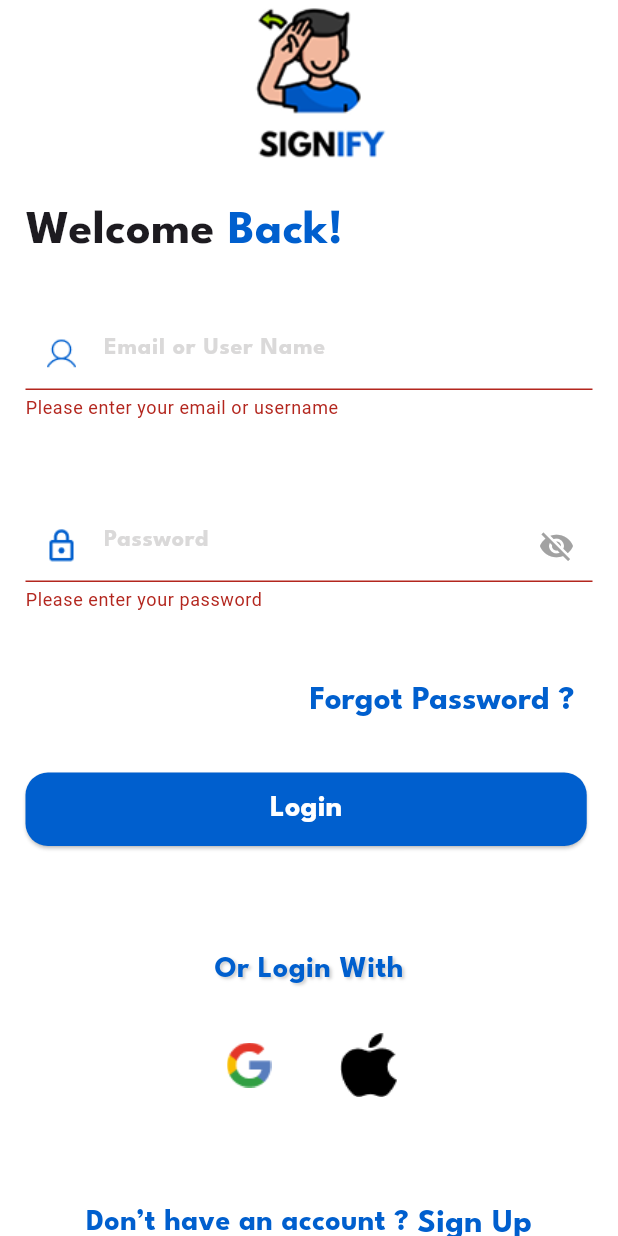
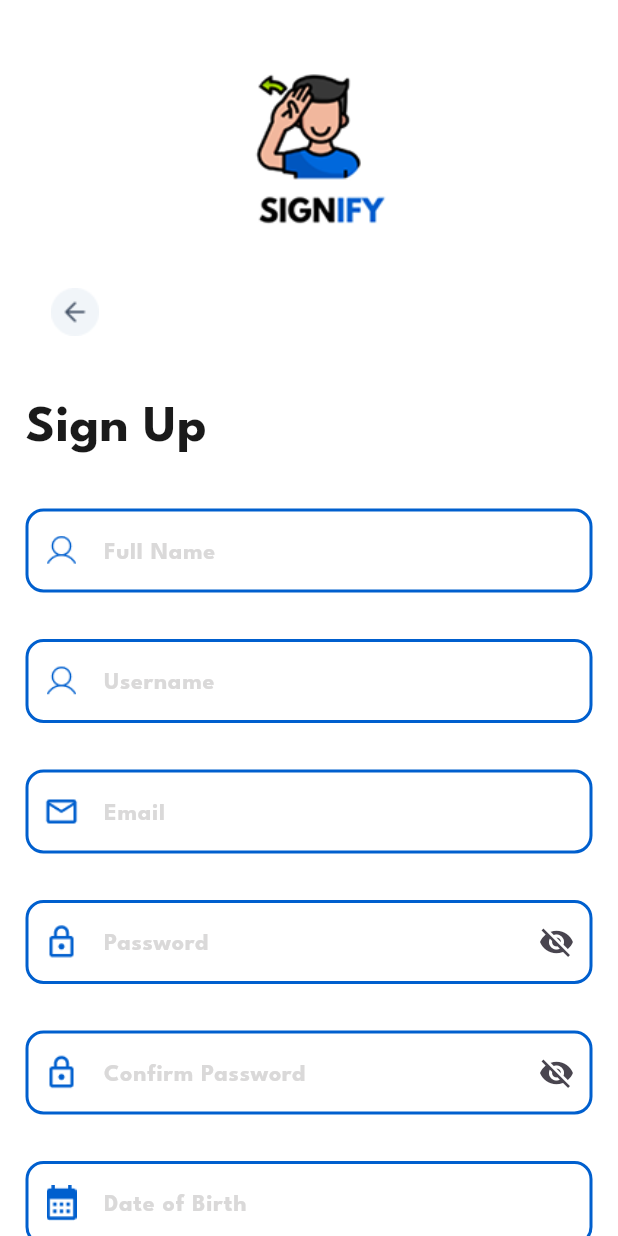
Before and after one commit to shahdkh2288/SignIfy-GraduationProject, a Flutter app: the LoginScreen screen opened by its route, scrolled down 44 dp, after a tap on "Login", after a tap on "Sign Up", on a phone screen of 412 x 824 dp. Run offline on Flutter 3.47's test engine with Material 3 defaults, Android fonts, the phone set to English and light mode, and no system bars.

Commit message:
finished sign up & login UI structure

```diff
--- a/frontend/signify_project/lib/authentication/forgotPassword.dart
+++ b/frontend/signify_project/lib/authentication/forgotPassword.dart
@@ -1,7 +1,7 @@
 import 'package:flutter/material.dart';
 
 class forgotPasswordScreen extends StatefulWidget {
-  const forgotPasswordScreen({Key? key}) : super(key: key);
+  const forgotPasswordScreen({super.key});
 
   @override
   State<forgotPasswordScreen> createState() => _forgotPasswordScreenState();
--- a/frontend/signify_project/lib/authentication/login.dart
+++ b/frontend/signify_project/lib/authentication/login.dart
@@ -12,6 +12,7 @@ class _LoginScreeState extends State<LoginScreen> {
   final TextEditingController _emailController = TextEditingController();
   final TextEditingController _passwordController = TextEditingController();
   bool _isPasswordVisible = false;
+  bool _isLoading = false;
 
   @override
   Widget build(BuildContext context) {
@@ -164,8 +165,17 @@ class _LoginScreeState extends State<LoginScreen> {
                     ),
                     SizedBox(height: 24),
                     ElevatedButton(
-                      onPressed: () {
+                      onPressed: _isLoading
+                          ? null
+                          : () async {
                               if (_formKey.currentState!.validate()) {
+                                setState(() {
+                                  _isLoading = true;
+                                });
+                                await Future.delayed(Duration(seconds: 2));
+                                setState(() {
+                                  _isLoading = false;
+                                });
                                 Navigator.pushNamed(context, '/home');
                               }
                             },
@@ -176,7 +186,11 @@ class _LoginScreeState extends State<LoginScreen> {
                           borderRadius: BorderRadius.circular(15),
                         ),
                       ),
-                      child: Text(
+                      child: _isLoading
+                          ? CircularProgressIndicator(
+                              color: Colors.white,
+                            )
+                          : Text(
                               'Login',
                               style: TextStyle(
                                 fontSize: 20,
--- a/frontend/signify_project/lib/authentication/signup.dart
+++ b/frontend/signify_project/lib/authentication/signup.dart
@@ -0,0 +1,438 @@
+import 'package:flutter/material.dart';
+
+class SignUpScreen extends StatefulWidget {
+  const SignUpScreen({super.key});
+
+  @override
+  _SignUpScreenState createState() => _SignUpScreenState();
+}
+
+class _SignUpScreenState extends State<SignUpScreen> {
+  final _formKey = GlobalKey<FormState>();
+  final _fullNameController = TextEditingController();
+  final _usernameController = TextEditingController();
+  final _emailController = TextEditingController();
+  final _passwordController = TextEditingController();
+  final _confirmPasswordController = TextEditingController();
+  final _dobController = TextEditingController();
+
+  bool _obscurePassword = true;
+  bool _obscureConfirmPassword = true;
+  int _selectedRole = 1;
+  bool _isLoading = false;
+
+  final emailRegex = RegExp(r'^[\w-\.]+@([\w-]+\.)+[\w-]{2,4}$');
+  final passwordRegex =
+      RegExp(r'^(?=.*[a-z])(?=.*[A-Z])(?=.*\d)(?=.*[@$!%*?&]).{8,}$');
+
+  @override
+  Widget build(BuildContext context) {
+    return Scaffold(
+      backgroundColor: Colors.white,
+      body: SafeArea(
+        child: SingleChildScrollView(
+          padding: EdgeInsets.symmetric(horizontal: 17, vertical: 17),
+          child: Column(
+            crossAxisAlignment: CrossAxisAlignment.start,
+            children: [
+              SizedBox(height: 20),
+              Center(
+                child: Image.asset('assets/logo2.png', height: 130),
+              ),
+              SizedBox(height: 8),
+              IconButton(
+                  onPressed: () => Navigator.pop(context),
+                  icon: Image.asset(
+                    'assets/back.png',
+                    height: 50,
+                    width: 50,
+                  )),
+              SizedBox(height: 20),
+              Text(
+                'Sign Up',
+                style: TextStyle(
+                  fontSize: 35,
+                  fontWeight: FontWeight.bold,
+                  fontFamily: 'LeagueSpartan',
+                  color: Color(0xFF1A1A1A),
+                ),
+              ),
+              SizedBox(height: 20),
+              Form(
+                  key: _formKey,
+                  child: Column(
+                    children: [
+                      _buildTextField(
+                        controller: _fullNameController,
+                        hint: "Full Name",
+                        prefixIcon: Padding(
+                          padding: const EdgeInsets.all(12.0),
+                          child: Image.asset(
+                            'assets/userIcon.png',
+                            height: 20,
+                            width: 20,
+                            fit: BoxFit.contain,
+                          ),
+                        ),
+                        validator: (value) {
+                          if (value == null || value.trim().isEmpty) {
+                            return 'Full name is required';
+                          }
+                          if (value.trim().length < 3) {
+                            return 'Full name must be at least 3 characters';
+                          }
+                          return null;
+                        },
+                      ),
+                      SizedBox(height: 15),
+                      _buildTextField(
+                        controller: _usernameController,
+                        hint: "Username",
+                        prefixIcon: Padding(
+                          padding: const EdgeInsets.all(12.0),
+                          child: Image.asset(
+                            'assets/userIcon.png',
+                            height: 20,
+                            width: 20,
+                            fit: BoxFit.contain,
+                          ),
+                        ),
+                        validator: (value) {
+                          if (value == null || value.trim().isEmpty) {
+                            return 'Username is required';
+                          }
+                          if (value.contains(' ')) {
+                            return 'Username cannot contain spaces';
+                          }
+                          if (value.length < 3) {
+                            return 'Username must be at least 3 characters';
+                          }
+                          return null;
+                        },
+                      ),
+                      SizedBox(height: 15),
+                      _buildTextField(
+                        controller: _emailController,
+                        hint: "Email",
+                        prefixIcon: Padding(
+                          padding: const EdgeInsets.all(12.0),
+                          child: Image.asset(
+                            'assets/email.png',
+                            height: 20,
+                            width: 20,
+                            fit: BoxFit.contain,
+                          ),
+                        ),
+                        validator: (value) {
+                          if (value == null || value.trim().isEmpty) {
+                            return 'Email is required';
+                          }
+                          if (!emailRegex.hasMatch(value)) {
+                            return 'Enter a valid email';
+                          }
+                          return null;
+                        },
+                      ),
+                      SizedBox(height: 15),
+                      _buildPasswordField(
+                        controller: _passwordController,
+                        hint: "Password",
+                        obscure: _obscurePassword,
+                        prefixIcon: Padding(
+                          padding: const EdgeInsets.all(12.0),
+                          child: Image.asset(
+                            'assets/passIcon.png',
+                            height: 20,
+                            width: 20,
+                            fit: BoxFit.contain,
+                          ),
+                        ),
+                        toggleVisibility: () {
+                          setState(() {
+                            _obscurePassword = !_obscurePassword;
+                          });
+                        },
+                        validator: (value) {
+                          if (value == null || value.isEmpty) {
+                            return 'Password is required';
+                          }
+                          if (!passwordRegex.hasMatch(value)) {
+                            return 'Password must be at least 8 characters,\ninclude upper, lower, number & special char';
+                          }
+                          return null;
+                        },
+                      ),
+                      SizedBox(height: 15),
+                      _buildPasswordField(
+                        controller: _confirmPasswordController,
+                        hint: "Confirm Password",
+                        obscure: _obscureConfirmPassword,
+                        prefixIcon: Padding(
+                          padding: const EdgeInsets.all(12.0),
+                          child: Image.asset(
+                            'assets/passIcon.png',
+                            height: 20,
+                            width: 20,
+                            fit: BoxFit.contain,
+                          ),
+                        ),
+                        toggleVisibility: () {
+                          setState(() {
+                            _obscureConfirmPassword =
+                                !_obscureConfirmPassword;
+                          });
+                        },
+                        validator: (value) {
+                          if (value != _passwordController.text) {
+                            return 'Passwords do not match';
+                          }
+                          return null;
+                        },
+                      ),
+                      SizedBox(height: 15),
+                      _buildDOBField(),
+                      SizedBox(height: 20),
+                      Align(
+                        alignment: Alignment.centerLeft,
+                        child: Text(
+                          'Choose your role',
+                          style: TextStyle(
+                              fontWeight: FontWeight.bold,
+                              fontFamily: 'LeagueSpartan',
+                              fontSize: 24,
+                              color:  Color(0xFF005FCE)),
+                        ),
+                      ),
+                      SizedBox(height: 15),
+                      Row(
+                        mainAxisAlignment: MainAxisAlignment.spaceAround,
+                        children: [
+                          _buildRoleOption(
+                            0,
+                            Image.asset('assets/radioUser.png'),
+                            "",
+                          ),
+                          _buildRoleOption(
+                            1,
+                            Image.asset('assets/radioUnhear.png'),
+                            "",
+                          ),
+                          _buildRoleOption(
+                            2,
+                            Image.asset('assets/radioNospeech.png'),
+                            "",
+                          ),
+                        ],
+                      ),
+                      SizedBox(height: 30),
+                      SizedBox(
+                        width: double.infinity,
+                        height: 50,
+                        child: ElevatedButton(
+                          style: ElevatedButton.styleFrom(
+                            backgroundColor: Color(0xFF005FCE),
+                            shape: RoundedRectangleBorder(
+                              borderRadius: BorderRadius.circular(12),
+                            ),
+                            textStyle: TextStyle(
+                              fontFamily: 'LeagueSpartan',
+                              fontWeight: FontWeight.bold,
+                              color: Colors.white,
+                              fontSize: 20,
+                            ),
+                          ),
+                          onPressed: _isLoading
+                              ? null
+                              : () async {
+                                  if (_formKey.currentState!.validate()) {
+                                    setState(() {
+                                      _isLoading = true;
+                                    });
+
+                                    await Future.delayed(Duration(seconds: 2));
+                                    setState(() {
+                                      _isLoading = false;
+                                    });
+                                    ScaffoldMessenger.of(context).showSnackBar(
+                                      SnackBar(
+                                        content: Text('Sign up successful!'),
+                                        backgroundColor: Colors.white,
+                                      ),
+                                    );
+
+                                    await Future.delayed(Duration(milliseconds: 500));
+                                    Navigator.pushReplacementNamed(context, '/home');
+                                  }
+                                },
+                          child: _isLoading
+                              ? CircularProgressIndicator(
+                                  color: Colors.white,
+                                )
+                              : Text(
+                                  'Sign Up',
+                                  style: TextStyle(
+                                    color: Colors.white,
+                                    fontFamily: 'LeagueSpartan',
+                                    fontWeight: FontWeight.bold,
+                                    fontSize: 20,
+                                  ),
+                                ),
+                        ),
+                      ),
+                      SizedBox(height: 30),
+                    ],
+                  ))
+            ],
+          ),
+        ),
+      ),
+    );
+  }
+
+  Widget _buildTextField({
+    required TextEditingController controller,
+    required String hint,
+    required String? Function(String?) validator,
+    Widget? prefixIcon,
+  }) {
+    return Padding(
+      padding: const EdgeInsets.symmetric(vertical: 8.0),
+      child: TextFormField(
+        controller: controller,
+        validator: validator,
+        decoration: InputDecoration(
+          hintText: hint,
+          hintStyle: TextStyle(
+            color: const Color.fromARGB(255, 218, 217, 217),
+            fontFamily: 'LeagueSpartan',
+          ),
+          prefixIcon: prefixIcon,
+          enabledBorder: OutlineInputBorder(
+            borderSide: BorderSide(color: Color(0xFF005FCE), width: 2),
+            borderRadius: BorderRadius.circular(12),
+          ),
+          focusedBorder: OutlineInputBorder(
+            borderSide: BorderSide(color: Color(0xFF005FCE), width: 2),
+            borderRadius: BorderRadius.circular(12),
+          ),
+        ),
+      ),
+    );
+  }
+
+  Widget _buildPasswordField({
+    required TextEditingController controller,
+    required String hint,
+    required bool obscure,
+    required VoidCallback toggleVisibility,
+    required String? Function(String?) validator,
+    Widget? prefixIcon,
+  }) {
+    return Padding(
+      padding: const EdgeInsets.symmetric(vertical: 8.0),
+      child: TextFormField(
+        controller: controller,
+        obscureText: obscure,
+        validator: validator,
+        decoration: InputDecoration(
+          prefixIcon: prefixIcon,
+          suffixIcon: IconButton(
+            icon: Icon(obscure ? Icons.visibility_off : Icons.visibility),
+            onPressed: toggleVisibility,
+          ),
+          hintText: hint,
+          hintStyle: TextStyle(
+            color: const Color.fromARGB(255, 218, 217, 217),
+            fontFamily: 'LeagueSpartan',
+          ),
+          enabledBorder: OutlineInputBorder(
+            borderSide: BorderSide(color: Color(0xFF005FCE), width: 2),
+            borderRadius: BorderRadius.circular(12),
+          ),
+          focusedBorder: OutlineInputBorder(
+            borderSide: BorderSide(color: Color(0xFF005FCE), width: 2),
+            borderRadius: BorderRadius.circular(12),
+          ),
+        ),
+      ),
+    );
+  }
+
+  Widget _buildDOBField() {
+    return Padding(
+      padding: const EdgeInsets.symmetric(vertical: 8.0),
+      child: TextFormField(
+        controller: _dobController,
+        readOnly: true,
+        onTap: () async {
+          final pickedDate = await showDatePicker(
+            context: context,
+            initialDate: DateTime(2000),
+            firstDate: DateTime(1900),
+            lastDate: DateTime.now(),
+          );
+          if (pickedDate != null) {
+            _dobController.text =
+                "${pickedDate.toLocal()}".split(' ')[0];
+          }
+        },
+        validator: (value) =>
+            value == null || value.isEmpty ? 'Select your birth date' : null,
+        decoration: InputDecoration(
+          prefixIcon: Padding(
+            padding: const EdgeInsets.all(12.0),
+            child: Image.asset(
+              'assets/DOB.png',
+              height: 20,
+              width: 20,
+              fit: BoxFit.contain,
+            ),
+          ),
+          hintText: "Date of Birth",
+          hintStyle: TextStyle(
+            color: const Color.fromARGB(255, 218, 217, 217),
+            fontFamily: 'LeagueSpartan',
+          ),
+          enabledBorder: OutlineInputBorder(
+            borderSide: BorderSide(color: Color(0xFF005FCE), width: 2),
+            borderRadius: BorderRadius.circular(12),
+          ),
+          focusedBorder: OutlineInputBorder(
+            borderSide: BorderSide(color: Color(0xFF005FCE), width: 2),
+            borderRadius: BorderRadius.circular(12),
+          ),
+        ),
+      ),
+    );
+  }
+
+  Widget _buildRoleOption(int index, Image image, String label) {
+    return GestureDetector(
+      onTap: () {
+        setState(() {
+          _selectedRole = index;
+        });
+      },
+      child: Column(
+        children: [
+          SizedBox(
+            height: 90,
+            width: 90,
+            child: image,
+          ),
+          Radio<int>(
+            value: index,
+            groupValue: _selectedRole,
+            onChanged: (int? value) {
+              setState(() {
+                _selectedRole = value!;
+              });
+            },
+            activeColor: Color(0xFF005FCE),
+            visualDensity: VisualDensity.compact,
+          ),
+        ],
+      ),
+    );
+  }
+}
--- a/frontend/signify_project/lib/main.dart
+++ b/frontend/signify_project/lib/main.dart
@@ -4,6 +4,7 @@ import 'package:signify_project/Splash%20and%20Onboarding%20Screens/onboarding3.
 import 'package:signify_project/Splash%20and%20Onboarding%20Screens/onboarding4.dart';
 import 'package:signify_project/authentication/forgotPassword.dart';
 import 'package:signify_project/authentication/login.dart';
+import 'package:signify_project/authentication/signup.dart';
 import 'Splash and Onboarding Screens/Splash.dart';
 import 'Splash and Onboarding Screens/Onboarding1.dart';
 void main() {
@@ -29,7 +30,8 @@ class MyApp extends StatelessWidget {
         '/onboarding3': (context) => OnBoardingScreen3(),
         '/onboarding4': (context) => OnboardingScreen4(),
         '/login': (context) => LoginScreen(),
-        'forgotPassword': (context) => forgotPasswordScreen(),
+        '/forgotPassword': (context) => forgotPasswordScreen(),
+        '/signup': (context) => SignUpScreen(),
 
       },
     );
```
Also changed, not shown: frontend/signify_project/pubspec.yaml (+7 -0 lines), frontend/signify_project/assets/DOB.png (added), frontend/signify_project/assets/back.png (added), frontend/signify_project/assets/email.png (added), frontend/signify_project/assets/radioNospeech.png (added), frontend/signify_project/assets/radioUnhear.png (added), frontend/signify_project/assets/radioUser.png (added), frontend/signify_project/assets/userIcon.png (added), frontend/signify_project/lib/HomeScreen/home.dart (added). Lines whose indentation alone changed are shown as unchanged.
